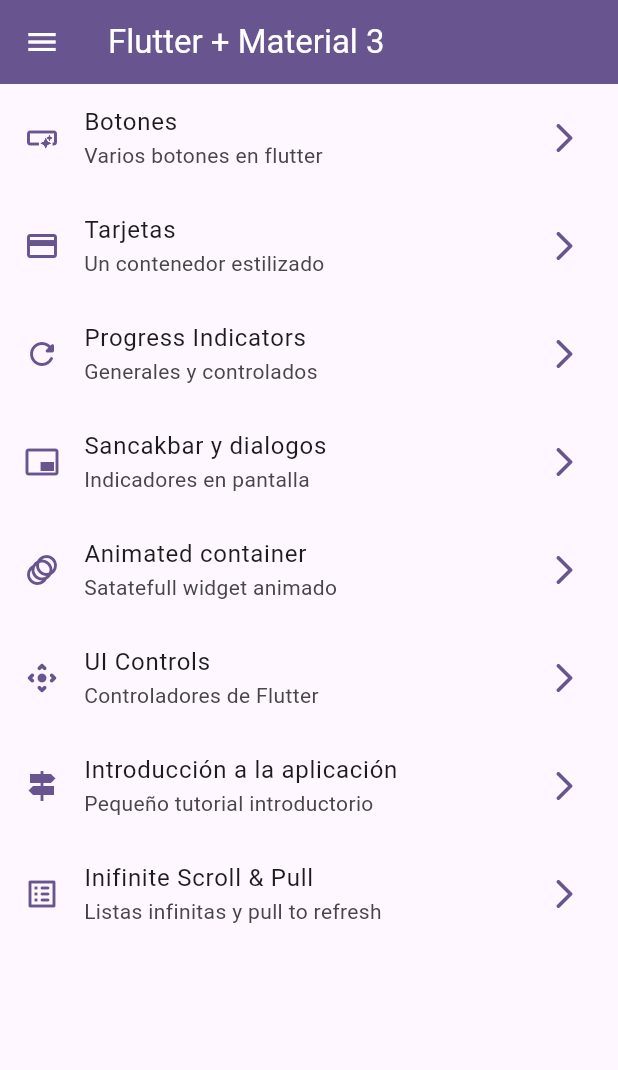
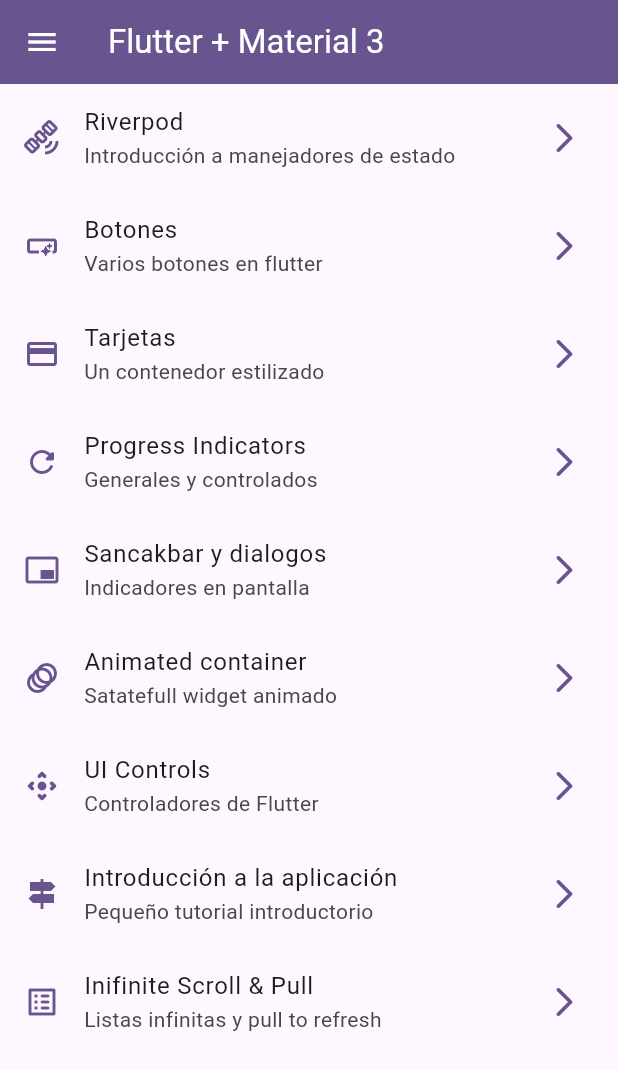
Before and after one commit to MaremagnumX/Flutter-widget-gallery, a Flutter app: the screen it shows after launch, on a phone screen of 412 x 824 dp. Shown: the top 1070 px of the screen. Run offline on Flutter 3.47's test engine with Material 2 defaults, Android fonts, the phone set to English and light mode, and no system bars; our stand-ins replace animate_do, flutter_riverpod, go_router.

Commit message:
Creación y primera configuración de Riverpod

```diff
--- a/lib/config/menu/menu_items.dart
+++ b/lib/config/menu/menu_items.dart
@@ -14,6 +14,11 @@ class MenuItem {
 }
 
 const appMenuItems = <MenuItem>[
+  MenuItem(
+      title: 'Riverpod',
+      subTitle: 'Introducción a manejadores de estado',
+      link: '/riverpod',
+      icon: Icons.satellite_alt_outlined),
   MenuItem(
       title: 'Botones',
       subTitle: 'Varios botones en flutter',
--- a/lib/config/router/app_router.dart
+++ b/lib/config/router/app_router.dart
@@ -49,5 +49,10 @@ final appRouter = GoRouter(
       name: AppTutorialScreen.name,
       builder: (context, state) => const AppTutorialScreen(),
     ),
+    GoRoute(
+      path: '/riverpod',
+      name: CounterScreen.name,
+      builder: (context, state) => const CounterScreen(),
+    ),
   ],
 );
--- /dev/null
+++ b/lib/presentation/providers/counter_provider.dart
@@ -0,0 +1,3 @@
+import 'package:flutter_riverpod/flutter_riverpod.dart';
+
+final counterProvider = StateProvider((ref) => 27);
--- a/lib/presentation/screens/screens.dart
+++ b/lib/presentation/screens/screens.dart
@@ -1,6 +1,7 @@
 export 'package:widgets_app/presentation/screens/home/home_screen.dart';
 export 'package:widgets_app/presentation/screens/cards/cards_screen.dart';
 export 'package:widgets_app/presentation/screens/buttons/buttons_screen.dart';
+export 'package:widgets_app/presentation/screens/counter/counter_screen.dart';
 export 'package:widgets_app/presentation/screens/animated/animated_screen.dart';
 export 'package:widgets_app/presentation/screens/progress/progress_screen.dart';
 export 'package:widgets_app/presentation/screens/snackbar/snackbar_screen.dart';
--- a/pubspec.yaml
+++ b/pubspec.yaml
@@ -10,6 +10,7 @@ dependencies:
   animate_do: ^3.1.2
   flutter:
     sdk: flutter
+  flutter_riverpod: ^2.4.4
   go_router: ^12.0.0
 
 dev_dependencies:
```
Also changed, not shown: lib/main.dart (+6 -1 lines), lib/presentation/screens/counter/counter_screen.dart (added, +33 -0 lines), pubspec.lock.
